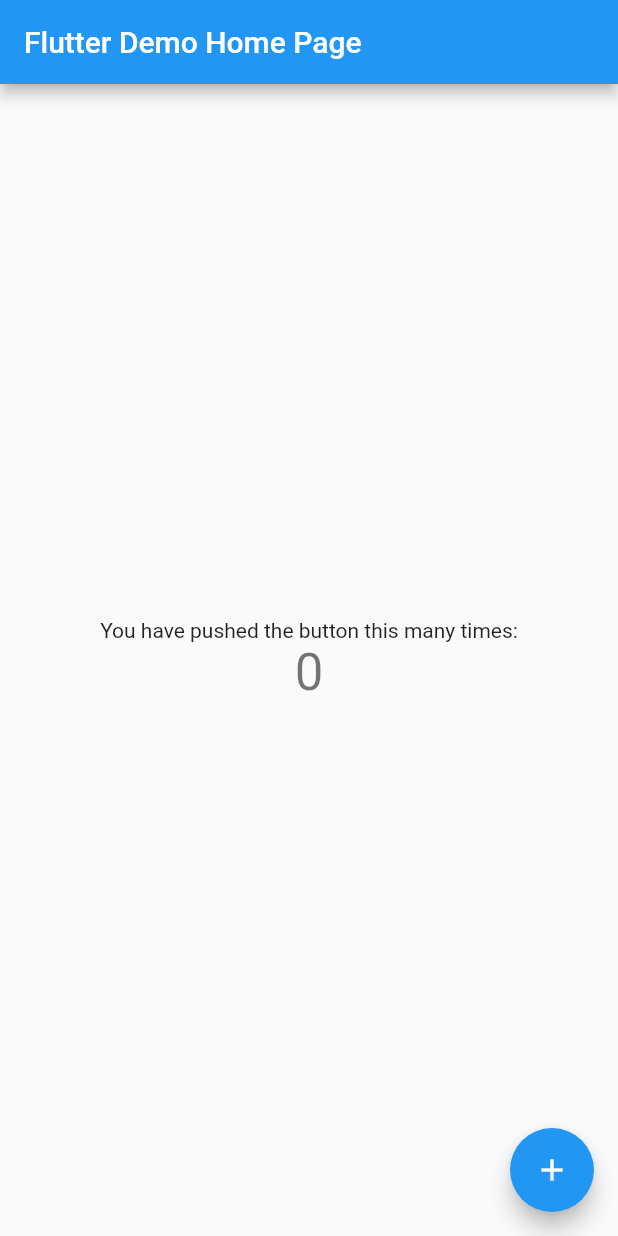
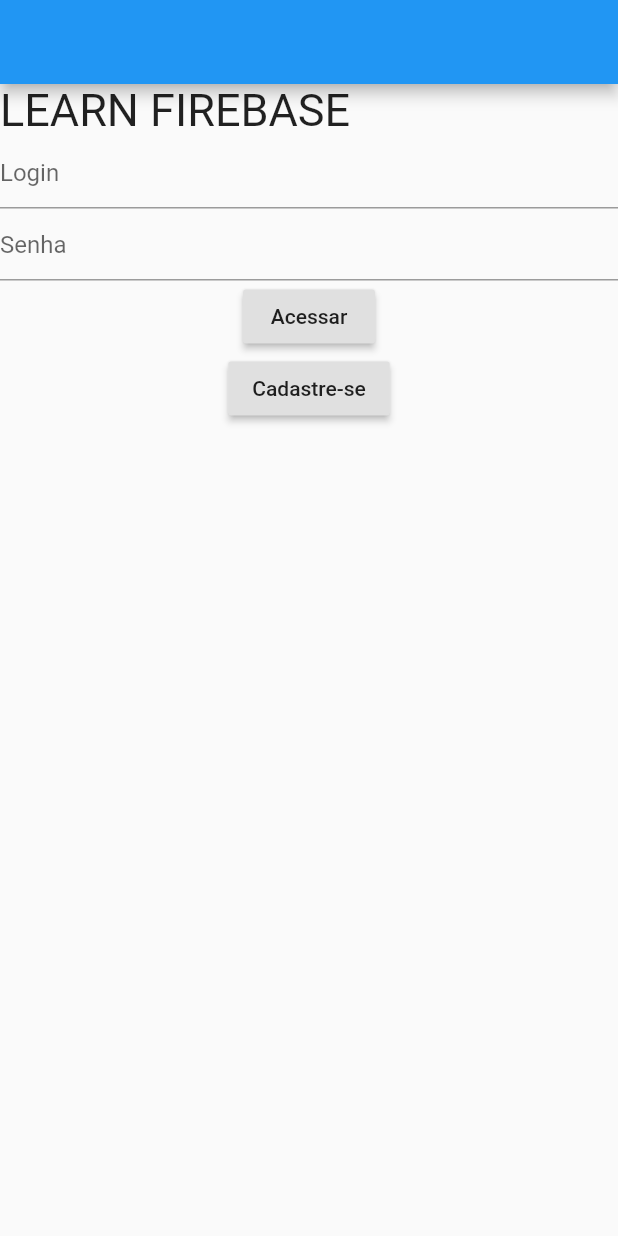
Before and after one commit to emersonleo/Firebase, a Flutter app: the screen it shows after launch, on a phone screen of 412 x 824 dp. Run offline on Flutter 3.47's test engine with Material 2 defaults, Android fonts, the phone set to English and light mode, and no system bars.

Commit message:
Adicionando os elementos principais da tela inicial

```diff
--- a/lib/main.dart
+++ b/lib/main.dart
@@ -11,107 +11,51 @@ class MyApp extends StatelessWidget {
     return MaterialApp(
       title: 'Flutter Demo',
       theme: ThemeData(
-        // This is the theme of your application.
-        //
-        // Try running your application with "flutter run". You'll see the
-        // application has a blue toolbar. Then, without quitting the app, try
-        // changing the primarySwatch below to Colors.green and then invoke
-        // "hot reload" (press "r" in the console where you ran "flutter run",
-        // or simply save your changes to "hot reload" in a Flutter IDE).
-        // Notice that the counter didn't reset back to zero; the application
-        // is not restarted.
         primarySwatch: Colors.blue,
-        // This makes the visual density adapt to the platform that you run
-        // the app on. For desktop platforms, the controls will be smaller and
-        // closer together (more dense) than on mobile platforms.
         visualDensity: VisualDensity.adaptivePlatformDensity,
       ),
-      home: MyHomePage(title: 'Flutter Demo Home Page'),
+      home: MyHomePage(),
     );
   }
 }
 
-class MyHomePage extends StatefulWidget {
-  MyHomePage({Key key, this.title}) : super(key: key);
-
-  // This widget is the home page of your application. It is stateful, meaning
-  // that it has a State object (defined below) that contains fields that affect
-  // how it looks.
-
-  // This class is the configuration for the state. It holds the values (in this
-  // case the title) provided by the parent (in this case the App widget) and
-  // used by the build method of the State. Fields in a Widget subclass are
-  // always marked "final".
-
-  final String title;
-
+class MyHomePage extends StatelessWidget {
   @override
-  _MyHomePageState createState() => _MyHomePageState();
+  Widget build(BuildContext context) {
+    return Scaffold(appBar: AppBar(), body: HomeColumn());
+  }
 }
 
-class _MyHomePageState extends State<MyHomePage> {
-  int _counter = 0;
-
-  void _incrementCounter() {
-    setState(() {
-      // This call to setState tells the Flutter framework that something has
-      // changed in this State, which causes it to rerun the build method below
-      // so that the display can reflect the updated values. If we changed
-      // _counter without calling setState(), then the build method would not be
-      // called again, and so nothing would appear to happen.
-      _counter++;
-    });
-  }
-
+class HomeColumn extends StatelessWidget {
   @override
   Widget build(BuildContext context) {
-    // This method is rerun every time setState is called, for instance as done
-    // by the _incrementCounter method above.
-    //
-    // The Flutter framework has been optimized to make rerunning build methods
-    // fast, so that you can just rebuild anything that needs updating rather
-    // than having to individually change instances of widgets.
-    return Scaffold(
-      appBar: AppBar(
-        // Here we take the value from the MyHomePage object that was created by
-        // the App.build method, and use it to set our appbar title.
-        title: Text(widget.title),
-      ),
-      body: Center(
-        // Center is a layout widget. It takes a single child and positions it
-        // in the middle of the parent.
-        child: Column(
-          // Column is also a layout widget. It takes a list of children and
-          // arranges them vertically. By default, it sizes itself to fit its
-          // children horizontally, and tries to be as tall as its parent.
-          //
-          // Invoke "debug painting" (press "p" in the console, choose the
-          // "Toggle Debug Paint" action from the Flutter Inspector in Android
-          // Studio, or the "Toggle Debug Paint" command in Visual Studio Code)
-          // to see the wireframe for each widget.
-          //
-          // Column has various properties to control how it sizes itself and
-          // how it positions its children. Here we use mainAxisAlignment to
-          // center the children vertically; the main axis here is the vertical
-          // axis because Columns are vertical (the cross axis would be
-          // horizontal).
-          mainAxisAlignment: MainAxisAlignment.center,
+    return Column(
+      children: <Widget>[
+        Row(
           children: <Widget>[
-            Text(
-              'You have pushed the button this many times:',
-            ),
-            Text(
-              '$_counter',
-              style: Theme.of(context).textTheme.headline4,
+            Center(
+              child: Text(
+                "LEARN FIREBASE",
+                style: TextStyle(fontSize: 30),
+              ),
             ),
           ],
         ),
-      ),
-      floatingActionButton: FloatingActionButton(
-        onPressed: _incrementCounter,
-        tooltip: 'Increment',
-        child: Icon(Icons.add),
-      ), // This trailing comma makes auto-formatting nicer for build methods.
+        TextField(
+          decoration: InputDecoration(hintText: "Login"),
+        ),
+        TextField(
+          decoration: InputDecoration(hintText: "Senha"),
+        ),
+        RaisedButton(
+          onPressed: () {},
+          child: Text("Acessar"),
+        ),
+        RaisedButton(
+          onPressed: () {},
+          child: Text("Cadastre-se"),
+        ),
+      ],
     );
   }
 }
```
